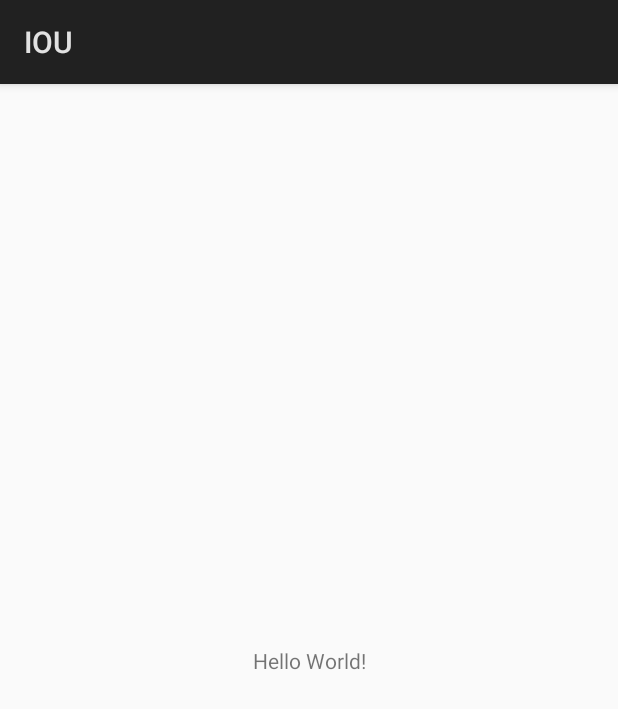
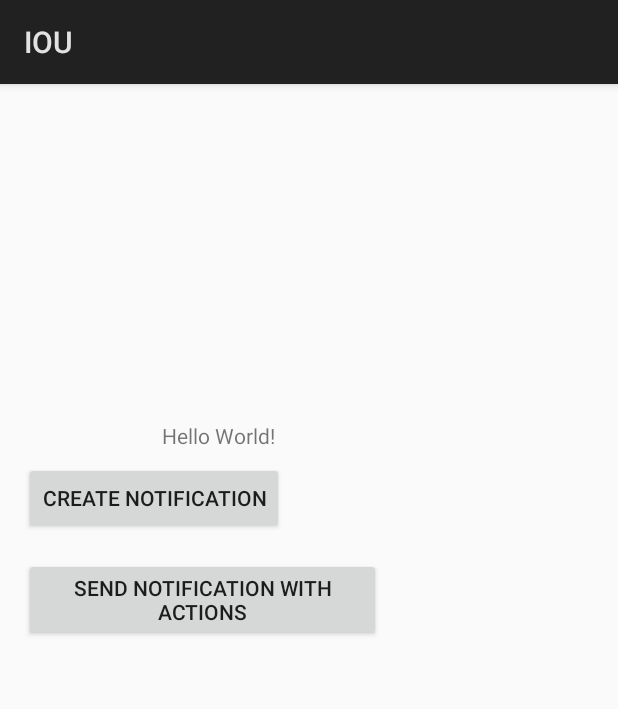
Before and after one commit to MarsHillUniversityCS/IOU, an Android app: the screen it shows after launch (IOUMain), on a phone screen of 412 x 824 dp. Shown: the top 709 px of the screen. Run offline under Robolectric (Android 15) with nearby library versions, the phone set to English and light mode, and no system bars.

Commit message:
Working code for two methods. One method creates a notification with no actions and another method creates a notification with notification actions with a skeleton of what we want to run. Currently the action methods can get the notification id but cannot dismiss the notification yet.

```diff
--- a/app/src/main/java/cs421/cs/mhu/edu/iou/IOUMain.java
+++ b/app/src/main/java/cs421/cs/mhu/edu/iou/IOUMain.java
@@ -2,12 +2,24 @@ package cs421.cs.mhu.edu.iou;
 
 import android.app.Activity;
 import android.os.Bundle;
+import android.view.View;
 
 public class IOUMain extends Activity {
+
+    private NotificationMgr manager;
 
     @Override
     protected void onCreate(Bundle savedInstanceState) {
         super.onCreate(savedInstanceState);
         setContentView(R.layout.activity_ioumain);
+        manager = new NotificationMgr();
+    }
+
+    public void sendNotification(View v){
+        manager.sendNotification(this, "IOU Debt Reminder", "You owe Marty $5", 101);
+    }
+
+    public void sendNotificationWithActions(View v){
+        manager.sendNotificationWithActions(this, "IOU Debt Reminder", "Marty owes you $20", 102);
     }
 }
--- a/app/src/main/res/layout/activity_ioumain.xml
+++ b/app/src/main/res/layout/activity_ioumain.xml
@@ -7,12 +7,37 @@
     tools:context="cs421.cs.mhu.edu.iou.IOUMain">
 
     <TextView
+        android:id="@+id/textView"
         android:layout_width="wrap_content"
         android:layout_height="wrap_content"
         android:text="Hello World!"
         app:layout_constraintBottom_toBottomOf="parent"
+        app:layout_constraintHorizontal_bias="0.321"
         app:layout_constraintLeft_toLeftOf="parent"
         app:layout_constraintRight_toRightOf="parent"
-        app:layout_constraintTop_toTopOf="parent" />
+        app:layout_constraintTop_toTopOf="parent"
+        app:layout_constraintVertical_bias="0.3" />
+
+    <Button
+        android:id="@+id/button"
+        android:layout_width="wrap_content"
+        android:layout_height="wrap_content"
+        android:layout_marginStart="16dp"
+        android:layout_marginTop="8dp"
+        android:onClick="sendNotification"
+        android:text="@string/btnText"
+        app:layout_constraintStart_toStartOf="parent"
+        app:layout_constraintTop_toBottomOf="@+id/textView" />
+
+    <Button
+        android:id="@+id/button2"
+        android:layout_width="238dp"
+        android:layout_height="wrap_content"
+        android:layout_marginStart="16dp"
+        android:layout_marginTop="16dp"
+        android:onClick="sendNotificationWithActions"
+        android:text="@string/strNotification2"
+        app:layout_constraintStart_toStartOf="parent"
+        app:layout_constraintTop_toBottomOf="@+id/button" />
 
 </android.support.constraint.ConstraintLayout>
--- a/app/src/main/res/values/strings.xml
+++ b/app/src/main/res/values/strings.xml
@@ -1,3 +1,5 @@
 <resources>
     <string name="app_name">IOU</string>
+    <string name="btnText">Create Notification</string>
+    <string name="strNotification2">Send Notification with actions</string>
 </resources>
```
Also changed, not shown: app/src/main/java/cs421/cs/mhu/edu/iou/NotificationMgr.java (added, +92 -0 lines).
